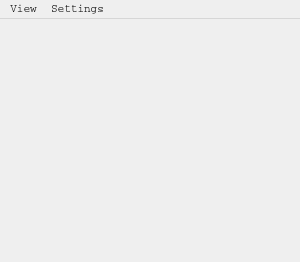
Before: the Qt Designer form edp/gui/ui/main_window.ui in sashgorokhov/edp, drawn with Qt 5.
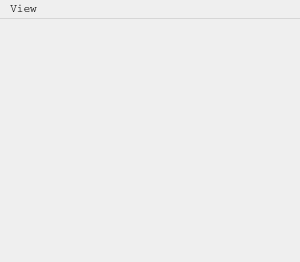
After: the same form once the commit is applied.

```diff
--- a/edp/gui/ui/main_window.ui
+++ b/edp/gui/ui/main_window.ui
@@ -62,21 +62,12 @@
         <height>21</height>
     </rect>
    </property>
-   <widget class="QMenu" name="menuSettings">
-    <property name="tearOffEnabled">
-     <bool>false</bool>
-    </property>
-    <property name="title">
-     <string>Settings</string>
-    </property>
-   </widget>
    <widget class="QMenu" name="menuView">
     <property name="title">
      <string>View</string>
     </property>
    </widget>
    <addaction name="menuView"/>
-   <addaction name="menuSettings"/>
   </widget>
   <widget class="QStatusBar" name="statusbar">
    <property name="sizeGripEnabled">
```
